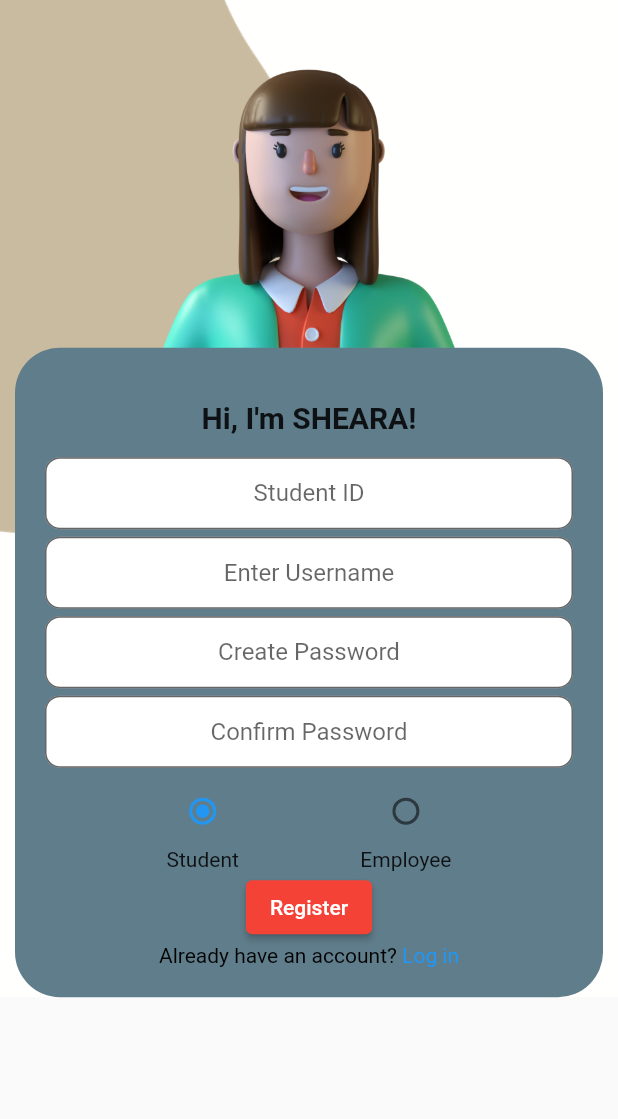
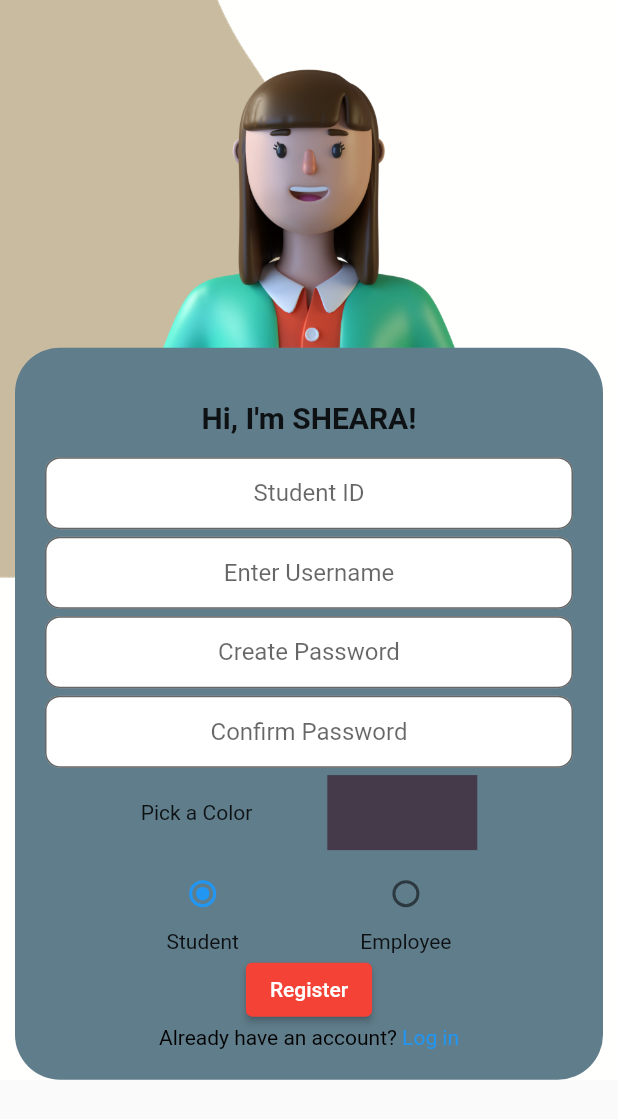
Before and after one commit to bitany/S.H.E.A.R.A, a Flutter app: the RegistrationScreen screen opened directly, on a phone screen of 412 x 824 dp. Shown: the top 1119 px of the screen. Run offline on Flutter 3.47's test engine with Material 2 defaults, Android fonts, the phone set to English and light mode, and no system bars; our stand-ins replace camera, flutter_colorpicker, flutter_map, latlong2, location, sqflite; missing offline and left inert: bcrypt; accounts and stored records are empty.

Commit message:
Added client requests
Updated database to include user chosen color, added a color picker to registration, modified nav bar to follow user's color

```diff
--- a/sheara/lib/database/accountsDatabase.dart
+++ b/sheara/lib/database/accountsDatabase.dart
@@ -47,6 +47,7 @@ class accountsDatabase {
       ${accountsFields.firstname} $textType,
       ${accountsFields.lastname} $textType,
       ${accountsFields.dispname} $textType,
+      ${accountsFields.favColor} $textType,
       ${accountsFields.time} $textType,
       ${accountsFields.lastSeenLocation} $textType,
       ${accountsFields.lastSeenTime} $textType,
@@ -143,6 +144,7 @@ class accountsDatabase {
         firstname: maps[i][accountsFields.firstname],
         lastname: maps[i][accountsFields.lastname],
         dispname: maps[i][accountsFields.dispname],
+        favColor: maps[i][accountsFields.favColor],
         timeCreated: DateTime.parse(maps[i][accountsFields.time]),
         lastSeenLocation: maps[i][accountsFields.lastSeenLocation],
         lastSeenTime: DateTime.parse(maps[i][accountsFields.lastSeenTime]),
--- a/sheara/lib/login.dart
+++ b/sheara/lib/login.dart
@@ -121,6 +121,7 @@ class _LoginScreenState extends State<LoginScreen> {
                     const SizedBox(height: 10.0),
                     TextFormField(
                       controller: _passwordController,
+                      obscureText: true,
                       decoration: InputDecoration(
                         contentPadding: EdgeInsets.symmetric(horizontal: 10.0),
                         filled: true,
--- a/sheara/lib/model/account.dart
+++ b/sheara/lib/model/account.dart
@@ -3,7 +3,7 @@ final String accountsTable = 'accounts';
 
 class accountsFields {
   static final List<String> values = [
-    id, password, isAuthenticated, isStudent,  idNumber, firstname, lastname, dispname, time, lastSeenLocation, lastSeenTime, needsHelp
+    id, password, isAuthenticated, isStudent,  idNumber, firstname, lastname, dispname, favColor, time, lastSeenLocation, lastSeenTime, needsHelp
   ];
   static final String id = '_id';
   static final String password = 'password';
@@ -12,7 +12,8 @@ class accountsFields {
   static final String idNumber = 'idNumber';
   static final String firstname = 'firstName';
   static final String lastname = 'lastname';
-  static final String dispname = 'displayName';
+  static final String dispname = 'dispname';
+  static final String favColor = 'favColor';
   static final String time = 'time';
   static final String lastSeenLocation = 'lastSeenLocation';
   static final String lastSeenTime = 'lastSeenTime';
@@ -28,6 +29,7 @@ class account {
   String firstname;
   String lastname;
   String dispname;
+  String favColor;
   final DateTime timeCreated;
   String lastSeenLocation;
   DateTime lastSeenTime;
@@ -50,6 +52,7 @@ class account {
     this.firstname = '',
     this.lastname = '',
     required this.dispname,
+    required this.favColor,
     required this.timeCreated,
     required this.lastSeenLocation,
     required this.lastSeenTime,
@@ -66,6 +69,7 @@ class account {
     String? firstname,
     String? lastname,
     String? dispname,
+    String? favColor,
     DateTime? timeCreated,
     String? lastSeenLocation,
     DateTime? lastSeenTime,
@@ -80,6 +84,7 @@ class account {
       firstname: firstname ?? this.firstname,
       lastname: lastname ?? this.lastname,
       dispname: dispname ?? this.dispname,
+      favColor: favColor ?? this.favColor,
       timeCreated: timeCreated ?? this.timeCreated,
       lastSeenLocation: lastSeenLocation ?? this.lastSeenLocation,
       lastSeenTime: lastSeenTime ?? this.lastSeenTime,
@@ -95,6 +100,7 @@ class account {
     firstname: json[accountsFields.firstname] as String,
     lastname: json[accountsFields.lastname] as String,
     dispname: json[accountsFields.dispname] as String,
+    favColor: json[accountsFields.favColor] as String,
     timeCreated: DateTime.parse(json[accountsFields.time] as String),
     lastSeenLocation: json[accountsFields.lastSeenLocation] as String,
     lastSeenTime: DateTime.parse(json[accountsFields.lastSeenTime] as String),
@@ -110,6 +116,7 @@ class account {
     accountsFields.firstname: firstname,
     accountsFields.lastname: lastname,
     accountsFields.dispname: dispname,
+    accountsFields.favColor: favColor,
     accountsFields.time: timeCreated.toIso8601String(),
     accountsFields.lastSeenLocation: lastSeenLocation,
     accountsFields.lastSeenTime: lastSeenTime.toIso8601String(),
--- a/sheara/lib/registration.dart
+++ b/sheara/lib/registration.dart
@@ -1,3 +1,4 @@
+import 'package:flutter_colorpicker/flutter_colorpicker.dart';
 import 'package:flutter/gestures.dart';
 import 'package:flutter/material.dart';
 import 'package:location/location.dart';
@@ -17,6 +18,40 @@ class _RegistrationScreenState extends State<RegistrationScreen> {
   TextEditingController _displayNameController = TextEditingController();
   TextEditingController _passwordController = TextEditingController();
   TextEditingController _confirmPasswordController = TextEditingController();
+  Color pickerColor = Color(0xff443a49);
+  Color currentColor = Color(0xff443a49);
+
+  void changeColor(Color color) {
+    setState(() => pickerColor = color);
+  }
+
+  Future<void> _showColorPicker() {
+    showDialog(
+      context: context,
+      builder: (BuildContext context) {
+        return AlertDialog(
+          title: Text('Pick your preferred color!'),
+          content: SingleChildScrollView(
+            child: ColorPicker(
+              pickerColor: pickerColor,
+              onColorChanged: changeColor,
+              showLabel: true,
+            ),
+          ),
+          actions: <Widget>[
+            ElevatedButton(
+              child: const Text('Submit color'),
+              onPressed: () {
+                setState(() => currentColor = pickerColor);
+                Navigator.of(context).pop();
+              },
+            ),
+          ],
+        );
+      },
+    );
+    return Future.value();
+  }
 
   void _navigateToLoginScreen() {
     Navigator.push(
@@ -118,6 +153,28 @@ class _RegistrationScreenState extends State<RegistrationScreen> {
                       textAlign: TextAlign.center, // Center-align the text
                     ),
                     const SizedBox(height: 5.0),
+                    GestureDetector(
+                      onTap: () async {
+                        await _showColorPicker();
+                      },
+                      child: Row(
+                        mainAxisAlignment: MainAxisAlignment.center,
+                        children: [
+                          Padding(
+                            padding: EdgeInsets.only(right: 50.0),
+                            child: Text(
+                              'Pick a Color',
+                            ),
+                          ),
+                          Container(
+                            width: 100,
+                            height: 50,
+                            color: currentColor,
+                          ),
+                        ],
+                      ),
+                    ),
+                    const SizedBox(height: 5.0),
                     Row(
                       mainAxisAlignment: MainAxisAlignment.spaceEvenly,
                       children: <Widget>[
@@ -181,6 +238,7 @@ class _RegistrationScreenState extends State<RegistrationScreen> {
                         account newAccount = account(
                           idNumber: idNumber,
                           dispname: displayName,
+                          favColor: currentColor.toString(),
                           password: password,
                           isAuthenticated: false,
                           isStudent: _isStudent,
--- a/sheara/pubspec.yaml
+++ b/sheara/pubspec.yaml
@@ -40,6 +40,7 @@ dependencies:
 
   # Password encryptions
   bcrypt: any
+  flutter_colorpicker: ^1.0.3
   flutter_map: ^0.14.0
   latlong2: ^0.8.0
   location: ^5.0.3
```
Also changed, not shown: sheara/lib/homepage.dart (+33 -35 lines), sheara/lib/send_sos.dart (+56 -42 lines), sheara/pubspec.lock, 1 other file.
